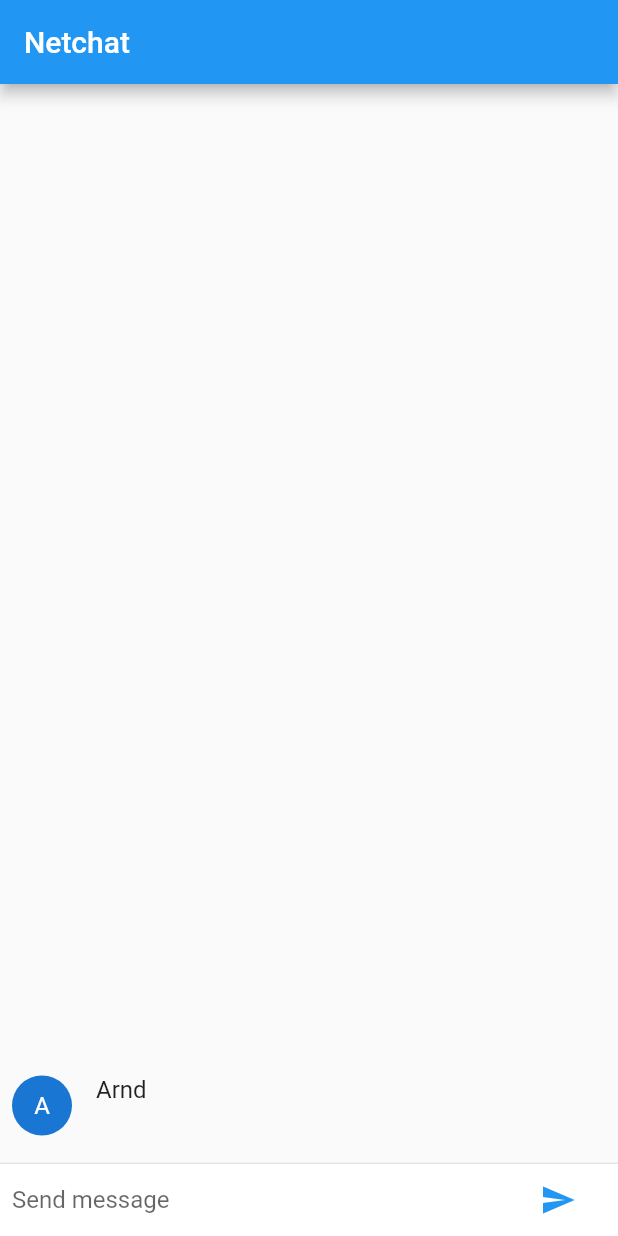
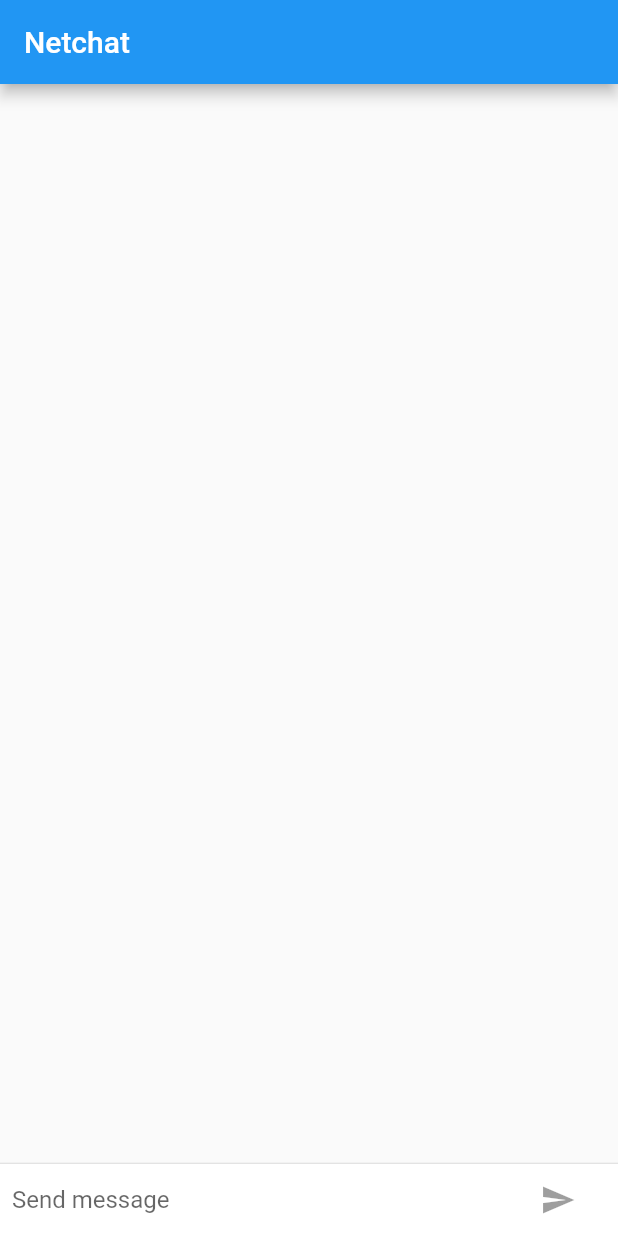
Before and after one commit to cfanatic/flutter-netchat, a Flutter app: the screen it shows after launch, after a tap on the "send" icon, on a phone screen of 412 x 824 dp. Run offline on Flutter 3.47's test engine with Material 2 defaults, Android fonts, the phone set to English and light mode, and no system bars.

Commit message:
Disable send button during inactivity and wrap text lines in chat messages

```diff
--- a/lib/main.dart
+++ b/lib/main.dart
@@ -27,6 +27,7 @@ class ChatScreen extends StatefulWidget {
 class _ChatScreenState extends State<ChatScreen> with TickerProviderStateMixin {
   final List<ChatMessage> _messages = <ChatMessage>[];
   final TextEditingController _textController = TextEditingController();
+  bool _isComposing = false;
 
   @override
   // it is good practice to dispose of your animation controllers to free up your resources when they are no longer needed
@@ -81,6 +82,7 @@ class _ChatScreenState extends State<ChatScreen> with TickerProviderStateMixin {
     );
     setState(() {
       _messages.insert(0, message);
+      _isComposing = false;
     });
     _textController.clear();
   }
@@ -88,7 +90,10 @@ class _ChatScreenState extends State<ChatScreen> with TickerProviderStateMixin {
   Widget _buildTextComposer() {
     return IconTheme(
       // "BuildContext" object is a handle to the location of a widget in your app's widget tree
-      data: IconThemeData(color: Theme.of(context).accentColor),
+      data: IconThemeData(
+          color: _isComposing
+              ? Theme.of(context).accentColor
+              : Theme.of(context).disabledColor),
       child: Container(
         margin: const EdgeInsets.symmetric(horizontal: 8.0),
         child: Row(
@@ -96,8 +101,15 @@ class _ChatScreenState extends State<ChatScreen> with TickerProviderStateMixin {
             // Flexible tells the Row to automatically size the TextField to use the remaining space that isn't used by the button
             Flexible(
               child: TextField(
+                // to be notified about changes to the text as the user interacts with the field, pass an "onChanged" callback to the TextField constructor
+                onChanged: (text) {
+                  setState(() {
+                    _isComposing = text.length > 0;
+                  });
+                },
                 // every callback needs a handle and so the function shall have the word "handle" in its name
-                onSubmitted: _handleSubmitted,
+                // "_isComposing" variable controls the behavior and the visual appearance of the Send button
+                onSubmitted: _isComposing ? _handleSubmitted : null,
                 controller: _textController,
                 decoration: InputDecoration.collapsed(
                   hintText: "Send message",
@@ -108,7 +120,10 @@ class _ChatScreenState extends State<ChatScreen> with TickerProviderStateMixin {
                 // units here are logical pixels that get translated into a specific number of physical pixels
                 margin: EdgeInsets.symmetric(horizontal: 8.0),
                 child: IconButton(
-                  onPressed: () => _handleSubmitted(_textController.text),
+                  // "_isComposing" variable controls the behavior and the visual appearance of the Send button
+                  onPressed: () => _isComposing
+                      ? _handleSubmitted(_textController.text)
+                      : null,
                   icon: Icon(Icons.send),
                   tooltip: "Send message",
                 ))
@@ -152,7 +167,8 @@ class ChatMessage extends StatelessWidget {
               margin: const EdgeInsets.only(right: 16.0),
               child: CircleAvatar(child: Text(_name[0])),
             ),
-            Column(
+            Expanded(
+              child: Column(
                 crossAxisAlignment: CrossAxisAlignment.start,
                 children: <Widget>[
                   Text(_name, style: Theme.of(context).textTheme.subtitle1),
@@ -162,6 +178,7 @@ class ChatMessage extends StatelessWidget {
                   ),
                 ],
               ),
+            ),
           ],
         ),
       ),
--- a/misc/ui.txt
+++ b/misc/ui.txt
@@ -32,3 +32,7 @@ Animate your app:
 - Modify the "_handleSubmitted()" method in your "ChatScreenState" class as follows. In this method, instantiate an "AnimationController" object and specify the animation's runtime duration to be 700 milliseconds. Attach the animation controller to a new "ChatMessage" instance, and specify that the animation should play forward whenever a new message is added to the chat list.
 - Modify the "ChatMessage" object's build() method to return a "SizeTransition" widget that wraps the Container child widget we previously defined. The "SizeTransition" class provides an animation effect where the width or height of its child is multiplied by a given size factor value. The "CurvedAnimation" object in conjunction with the SizeTransition class produces an ease-out animation effect. The ease-out effect causes the message to slide in quickly at the beginning of the animation and slow down until it comes to a stop.
 - It's good practice to dispose of your animation controllers to free up your resources when they are no longer needed. In the current app, the framework does not call the dispose() method since the app only has a single screen. In a more complex app with multiple screens, the framework would invoke the method when the ChatScreenState object was no longer in use.
+
+Wrap longer lines:
+- When a user sends a text that exceeds the width of the UI for displaying messages, the lines should wrap so the entire message displays. Right now, lines that overflow are truncated and a error message is displayed. A simple way of making sure the text wraps correctly is to add an "Expanded" widget.
+- You will wrap the "Column" widget where messages are displayed in an "Expanded" widget. "Expanded" allows a widget like "Column" to impose layout constraints on a child widget. Here it constrains the width of the "Text" widget which is normally determined by its contents.
```
Lines whose indentation alone changed are shown as unchanged.
